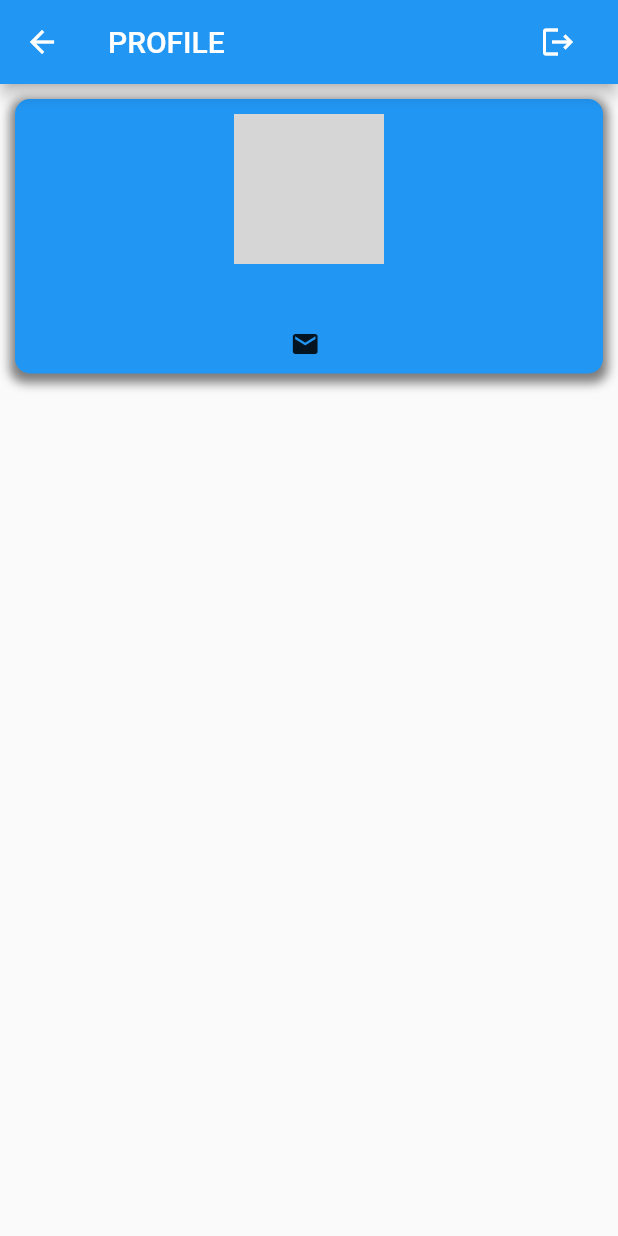
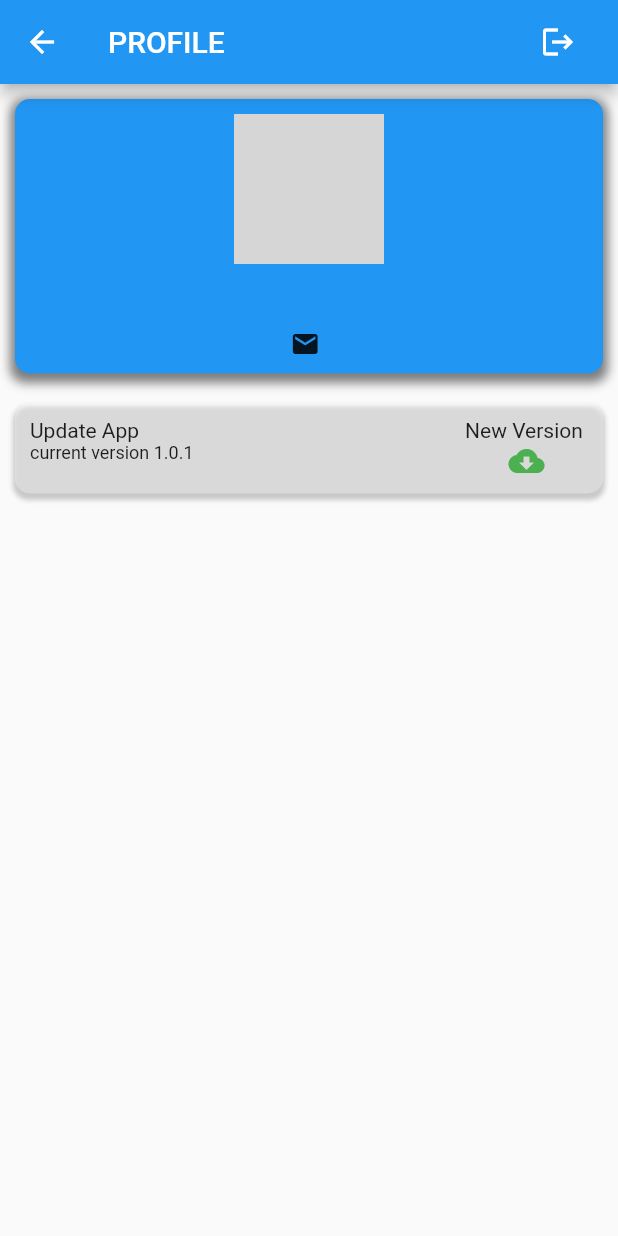
Before and after one commit to sria-the-fury/vocab-keeper, a Flutter app: the ProfilePage screen opened directly, on a phone screen of 412 x 824 dp. Run offline on Flutter 3.47's test engine with Material 2 defaults, Android fonts, the light colour scheme and no system bars; our stand-ins replace cloud_firestore, firebase_auth, firebase_core, flutter_tts, fluttertoast, google_sign_in and 3 more; missing offline and left inert: cloud_firestore_web, firebase_auth_web, firebase_core_web, firebase_storage_web, flutter_keyboard_visibility_web, flutter_quill and 4 more; accounts and stored records are empty; network calls fail; grey boxes are pictures that could not be loaded.

Commit message:
update 1.0.1

```diff
--- a/lib/navigation/LoginPage.dart
+++ b/lib/navigation/LoginPage.dart
@@ -5,6 +5,7 @@ import 'package:firebase_auth/firebase_auth.dart';
 import 'package:google_sign_in/google_sign_in.dart';
 import 'package:vocab_keeper/firebase/UserManagement.dart';
 import 'package:vocab_keeper/navigation/HomePage.dart';
+import 'package:vocab_keeper/utilities/FlutterToaster.dart';
 
 class LoginPage extends StatefulWidget {
   LoginPage ({Key? key}) : super(key: key);
@@ -48,10 +49,12 @@ class _LoginPageState extends State<LoginPage> {
             Navigator.of(context).pushAndRemoveUntil(MaterialPageRoute(builder: (context) =>
                 HomePage()), (Route<dynamic>route) => false);
           });
+          FlutterToaster.defaultToaster(true, 'signed as ${hasCurrentUser.email}');
 
         } else{
           Navigator.of(context).pushAndRemoveUntil(MaterialPageRoute(builder: (context) =>
               HomePage()), (Route<dynamic>route) => false);
+          FlutterToaster.defaultToaster(true, 'signed as ${hasCurrentUser.email}');
         }
 
       }
--- a/lib/navigation/ProfilePage.dart
+++ b/lib/navigation/ProfilePage.dart
@@ -1,6 +1,12 @@
+import 'package:cloud_firestore/cloud_firestore.dart';
 import 'package:firebase_auth/firebase_auth.dart';
+import 'package:flutter/cupertino.dart';
 import 'package:flutter/material.dart';
+import 'package:flutter/widgets.dart';
 import 'package:vocab_keeper/navigation/LoginPage.dart';
+import 'package:package_info/package_info.dart';
+import 'package:url_launcher/url_launcher.dart';
+import 'package:vocab_keeper/utilities/FlutterToaster.dart';
 
 class ProfilePage extends StatefulWidget {
   ProfilePage ({Key? key}) : super(key: key);
@@ -10,14 +16,31 @@ class ProfilePage extends StatefulWidget {
 }
 
 class _ProfilePageState extends State<ProfilePage> {
+  PackageInfo _packageInfo = PackageInfo(
+    appName: 'Unknown',
+    packageName: 'Unknown',
+    version: 'Unknown',
+    buildNumber: 'Unknown',
+  );
 
   User? currentUser = FirebaseAuth.instance.currentUser;
+
+  @override
+  void initState() {
+    super.initState();
+    _initPackageInfo();
+  }
+
+  Future<void> _initPackageInfo() async {
+    final PackageInfo info = await PackageInfo.fromPlatform();
+    setState(() {
+      _packageInfo = info;
+    });
+  }
 
 
   @override
   Widget build(BuildContext context) {
-
-    print('currentUser => ${currentUser!.metadata.creationTime}');
 
     return Scaffold(
       appBar: AppBar(
@@ -33,15 +56,11 @@ class _ProfilePageState extends State<ProfilePage> {
                   try{
                     await FirebaseAuth.instance.signOut();
                   } catch(e){
-                    ScaffoldMessenger.of(context).showSnackBar(
-                        SnackBar(content: Text(e.toString(), style: TextStyle(color: Colors.white), textAlign: TextAlign.center,), backgroundColor: Colors.red[500],)
-                    );
+                   FlutterToaster.errorToaster(true, 'Sign out - ${e.toString()}');
                   } finally{
                     Navigator.of(context).pushAndRemoveUntil(MaterialPageRoute(builder: (context) =>
                         LoginPage()), (Route<dynamic> route) => false);
-                    ScaffoldMessenger.of(context).showSnackBar(
-                        SnackBar(content: Text('Logged out', style: TextStyle(color: Colors.white), textAlign: TextAlign.center,), backgroundColor: Colors.orange[500],)
-                    );
+                    FlutterToaster.warningToaster(true, 'Logged out');
                   }
                 },
               )
@@ -92,8 +111,95 @@ class _ProfilePageState extends State<ProfilePage> {
                           ],
                         ),
                       ),
+
                     ],
                   )
+              ),
+              SizedBox(height: 20.0,),
+
+              Container(
+
+                width: MediaQuery.of(context).size.width,
+                decoration: BoxDecoration(
+                  color: Colors.white.withOpacity(0.3),
+                  borderRadius: BorderRadius.circular(10.0),
+                  boxShadow: [
+                    BoxShadow(
+                      color: Colors.black.withOpacity(0.2),
+                      spreadRadius: 1,
+                      blurRadius: 2,
+                      offset: Offset(0, 3),
+                    )
+                  ]
+
+                ),
+                padding: EdgeInsets.all(10.0),
+                child: Column(
+                  children: [
+
+                    Container(
+                      height: 40.0,
+                      child:  Row(
+                        mainAxisAlignment: MainAxisAlignment.spaceBetween,
+                        children: [
+                          Container(
+                              alignment:Alignment.topLeft,
+                              child: Column(
+                                mainAxisAlignment: MainAxisAlignment.start,
+                                crossAxisAlignment: CrossAxisAlignment.start,
+                                children: [
+
+                                  Text('Update App', textAlign: TextAlign.left,),
+                                  Text('current version ${_packageInfo.version}', style: TextStyle(fontSize: 12.0),),
+                                ],
+                              )
+                          ),
+                          Container(
+                            child: StreamBuilder(
+                              stream: FirebaseFirestore.instance.collection('app-settings').doc(_packageInfo.packageName).snapshots(),
+                              builder: (BuildContext context, AsyncSnapshot<DocumentSnapshot<Map<String, dynamic>>> snapshot) {
+                                if(snapshot.hasData){
+                                  var data = snapshot.data;
+
+                                  return _packageInfo.version != data!['appVersion'] ?
+                                  GestureDetector(
+                                      onTap: () async {
+                                        await canLaunch(data['latestApkUrl']) ? await launch(data['latestApkUrl']) : throw 'Could not launch ${data['latestApkUrl']}';
+                                        FlutterToaster.defaultToaster(true, 'Launching URL');
+                                      },
+                                      child :Column(
+                                        children: [
+                                          Text('New Version ${data['appVersion']}'),
+
+                                          Icon(Icons.cloud_download, color: Colors.green[500],),
+                                        ],
+                                      )
+                                  )   :  Column(
+                                      children: [
+                                        Text('No new update'),
+
+                                        Icon(Icons.cloud_download, color: Colors.grey.withOpacity(0.5),),
+                                      ]
+                                  );
+
+                                } else{
+                                  return CupertinoActivityIndicator();
+                                }
+
+                              },
+                            ),
+
+
+                          )
+
+                        ],
+                      ),
+                    )
+
+                    ,
+
+                  ],
+                ),
               )
             ],
           ),
--- a/pubspec.yaml
+++ b/pubspec.yaml
@@ -15,7 +15,7 @@ publish_to: 'none' # Remove this line if you wish to publish to pub.dev
 # In iOS, build-name is used as CFBundleShortVersionString while build-number used as CFBundleVersion.
 # Read more about iOS versioning at
 # https://developer.apple.com/library/archive/documentation/General/Reference/InfoPlistKeyReference/Articles/CoreFoundationKeys.html
-version: 1.0.0+1
+version: 1.0.1+1
 
 environment:
   sdk: ">=2.12.0 <3.0.0"
@@ -41,6 +41,7 @@ dependencies:
   flutter_quill: ^1.9.5
   fluttertoast: ^8.0.8
   package_info: ^2.0.2
+  url_launcher: ^6.0.9
 
 dev_dependencies:
   flutter_test:
```
Also changed, not shown: lib/firebase/DiaryManagement.dart (+4 -3 lines), lib/firebase/UserManagement.dart (+2 -5 lines), lib/firebase/VocabularyManagement.dart (+4 -3 lines), lib/utilities/DairyCard.dart (+3 -4 lines), lib/utilities/FlutterToaster.dart (added, +48 -0 lines), lib/utilities/GesturedAnimatedCard.dart (+3 -4 lines), 1 other file.
